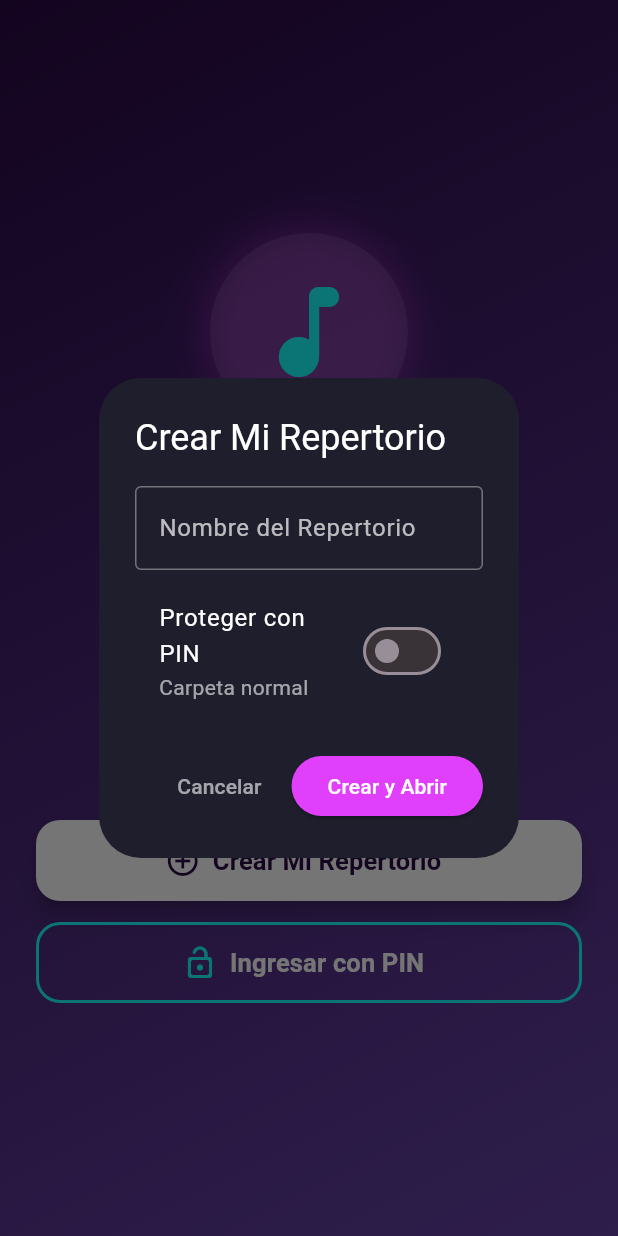
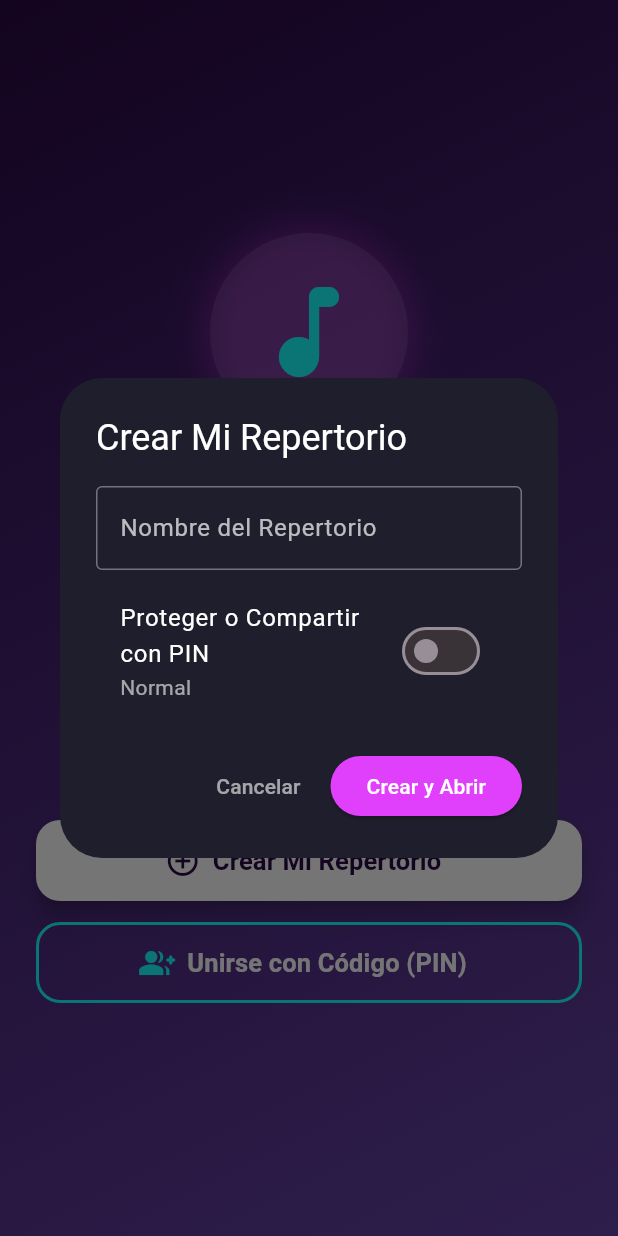
Before and after one commit to Natha-creator/cancionero-app, a Flutter app: the screen it shows after launch, after a tap on "Crear Mi Repertorio", on a phone screen of 412 x 824 dp. Run offline on Flutter 3.47's test engine with Material 3 defaults, Android fonts, the phone set to English and light mode, and no system bars; our stand-ins replace shared_preferences.

Commit message:
Update main.dart
actualizacion

```diff
--- a/lib/main.dart
+++ b/lib/main.dart
@@ -124,6 +124,7 @@ class _PortadaPantallaState extends State<PortadaPantalla> {
     final prefs = await SharedPreferences.getInstance();
     final String? datosMis = prefs.getString('mis_repertorios_creados');
     final String? datosUnidos = prefs.getString('repertorios_unidos');
+    final List<String>? desbloqueadosList = prefs.getStringList('repertorios_desbloqueados_ids');
 
     setState(() {
       if (datosMis != null) {
@@ -133,6 +134,9 @@ class _PortadaPantallaState extends State<PortadaPantalla> {
       if (datosUnidos != null) {
         final List<dynamic> lista = jsonDecode(datosUnidos);
         repertoriosUnidos = lista.map((i) => Repertorio.fromJson(i)).toList();
+      }
+      if (desbloqueadosList != null) {
+        _repertoriosDesbloqueados.addAll(desbloqueadosList);
       }
     });
   }
@@ -146,6 +150,10 @@ class _PortadaPantallaState extends State<PortadaPantalla> {
     await prefs.setString(
       'repertorios_unidos',
       jsonEncode(repertoriosUnidos.map((r) => r.toJson()).toList()),
+    );
+    await prefs.setStringList(
+      'repertorios_desbloqueados_ids',
+      _repertoriosDesbloqueados.toList(),
     );
   }
 
@@ -178,10 +186,10 @@ class _PortadaPantallaState extends State<PortadaPantalla> {
                 ),
                 const SizedBox(height: 12),
                 SwitchListTile(
-                  title: const Text('Proteger con PIN',
+                  title: const Text('Proteger o Compartir con PIN',
                       style: TextStyle(color: Colors.white)),
                   subtitle: Text(
-                      esPrivada ? 'Carpeta protegida' : 'Carpeta normal',
+                      esPrivada ? 'Protegido / Compartible' : 'Normal',
                       style: const TextStyle(color: Colors.white60)),
                   value: esPrivada,
                   activeColor: Colors.purpleAccent,
@@ -195,7 +203,7 @@ class _PortadaPantallaState extends State<PortadaPantalla> {
                     obscureText: true,
                     style: const TextStyle(color: Colors.white),
                     decoration: const InputDecoration(
-                      labelText: 'PIN de 4 dígitos',
+                      labelText: 'PIN de 4 dígitos (Código)',
                       labelStyle: TextStyle(color: Colors.white70),
                       border: OutlineInputBorder(),
                       enabledBorder: OutlineInputBorder(
@@ -207,8 +215,8 @@ class _PortadaPantallaState extends State<PortadaPantalla> {
             actions: [
               TextButton(
                 onPressed: () => Navigator.pop(context),
-                child:
-                    const Text('Cancelar', style: TextStyle(color: Colors.white60)),
+                child: const Text('Cancelar',
+                    style: TextStyle(color: Colors.white60)),
               ),
               ElevatedButton(
                 style: ElevatedButton.styleFrom(
@@ -220,8 +228,9 @@ class _PortadaPantallaState extends State<PortadaPantalla> {
                       id: DateTime.now().millisecondsSinceEpoch.toString(),
                       nombre: nombreCtrl.text,
                       esPrivada: esPrivada,
-                      pinCompartido:
-                          esPrivada && pinCtrl.text.isNotEmpty ? pinCtrl.text : null,
+                      pinCompartido: esPrivada && pinCtrl.text.isNotEmpty
+                          ? pinCtrl.text
+                          : null,
                       esUnido: false,
                     );
                     setState(() {
@@ -250,12 +259,12 @@ class _PortadaPantallaState extends State<PortadaPantalla> {
       context: context,
       builder: (context) => AlertDialog(
         backgroundColor: const Color(0xFF1E1E2C),
-        title: const Text('Ingresar con PIN',
+        title: const Text('Unirse con Código (PIN)',
             style: TextStyle(color: Colors.white)),
         content: Column(
           mainAxisSize: MainAxisSize.min,
           children: [
-            const Text('Ingresa el nombre y PIN del repertorio:',
+            const Text('Ingresa el nombre y el código PIN de la carpeta:',
                 style: TextStyle(color: Colors.white70)),
             const SizedBox(height: 12),
             TextField(
@@ -293,12 +302,13 @@ class _PortadaPantallaState extends State<PortadaPantalla> {
         actions: [
           TextButton(
             onPressed: () => Navigator.pop(context),
-            child:
-                const Text('Cancelar', style: TextStyle(color: Colors.white60)),
+            child: const Text('Cancelar',
+                style: TextStyle(color: Colors.white60)),
           ),
           ElevatedButton(
             style: ElevatedButton.styleFrom(
-                backgroundColor: Colors.cyanAccent, foregroundColor: Colors.black),
+                backgroundColor: Colors.cyanAccent,
+                foregroundColor: Colors.black),
             onPressed: () {
               final pinIngresado = pinCtrl.text.trim();
               final nombreIngresado = nombreCtrl.text.trim();
@@ -312,6 +322,7 @@ class _PortadaPantallaState extends State<PortadaPantalla> {
                 }
                 if (repertorioEncontrado != null) {
                   _repertoriosDesbloqueados.add(repertorioEncontrado.id);
+                  _guardarDatos();
                   Navigator.pop(context);
                   _irAPantallaRepertorios(esUnidos: true);
                 } else {
@@ -352,7 +363,7 @@ class _PortadaPantallaState extends State<PortadaPantalla> {
         ),
       ),
     );
-    setState(() {});
+    setState({});
   }
 
   @override
@@ -436,9 +447,9 @@ class _PortadaPantallaState extends State<PortadaPantalla> {
                           borderRadius: BorderRadius.circular(16)),
                     ),
                     onPressed: _unirseConPinModal,
-                    icon: const Icon(Icons.lock_open_rounded,
+                    icon: const Icon(Icons.group_add_rounded,
                         size: 24, color: Colors.cyanAccent),
-                    label: const Text('Ingresar con PIN',
+                    label: const Text('Unirse con Código (PIN)',
                         style: TextStyle(
                             fontSize: 17, fontWeight: FontWeight.bold)),
                   ),
@@ -523,7 +534,6 @@ class ListaRepertoriosPantalla extends StatefulWidget {
 
 class _ListaRepertoriosPantallaState extends State<ListaRepertoriosPantalla> {
   void _verificarPinYAbrir(Repertorio rep) {
-    // Si ya fue desbloqueado en esta sesión, abre directo sin pedir PIN de nuevo
     if (widget.repertoriosDesbloqueados.contains(rep.id)) {
       _abrirDetalleCarpeta(rep);
       return;
@@ -537,7 +547,7 @@ class _ListaRepertoriosPantallaState extends State<ListaRepertoriosPantalla> {
         context: context,
         builder: (context) => AlertDialog(
           backgroundColor: const Color(0xFF1E1E2C),
-          title: const Text('Acceso Protegido',
+          title: const Text('Acceso con Código PIN',
               style: TextStyle(color: Colors.white)),
           content: TextField(
             controller: pinCtrl,
@@ -546,7 +556,7 @@ class _ListaRepertoriosPantallaState extends State<ListaRepertoriosPantalla> {
             maxLength: 4,
             style: const TextStyle(color: Colors.white),
             decoration: const InputDecoration(
-              labelText: 'Ingrese PIN para acceder',
+              labelText: 'Ingrese el PIN de la carpeta',
               labelStyle: TextStyle(color: Colors.white70),
               border: OutlineInputBorder(),
               enabledBorder: OutlineInputBorder(
@@ -556,8 +566,8 @@ class _ListaRepertoriosPantallaState extends State<ListaRepertoriosPantalla> {
           actions: [
             TextButton(
               onPressed: () => Navigator.pop(context),
-              child:
-                  const Text('Cancelar', style: TextStyle(color: Colors.white60)),
+              child: const Text('Cancelar',
+                  style: TextStyle(color: Colors.white60)),
             ),
             ElevatedButton(
               style: ElevatedButton.styleFrom(
@@ -566,6 +576,7 @@ class _ListaRepertoriosPantallaState extends State<ListaRepertoriosPantalla> {
               onPressed: () {
                 if (pinCtrl.text.trim() == rep.pinCompartido) {
                   widget.repertoriosDesbloqueados.add(rep.id);
+                  widget.onGuardarCambios(); // Guarda permanentemente el desbloqueo
                   Navigator.pop(context);
                   _abrirDetalleCarpeta(rep);
                 } else {
@@ -583,6 +594,7 @@ class _ListaRepertoriosPantallaState extends State<ListaRepertoriosPantalla> {
       );
     } else {
       widget.repertoriosDesbloqueados.add(rep.id);
+      widget.onGuardarCambios();
       _abrirDetalleCarpeta(rep);
     }
   }
@@ -600,7 +612,7 @@ class _ListaRepertoriosPantallaState extends State<ListaRepertoriosPantalla> {
         ),
       ),
     );
-    setState(() {});
+    setState({});
   }
 
   @override
@@ -636,12 +648,12 @@ class _ListaRepertoriosPantallaState extends State<ListaRepertoriosPantalla> {
                         const EdgeInsets.symmetric(horizontal: 16, vertical: 8),
                     leading: CircleAvatar(
                       backgroundColor: rep.esPrivada
-                          ? Colors.amber.withOpacity(0.2)
+                          ? Colors.cyanAccent.withOpacity(0.2)
                           : Colors.purple.withOpacity(0.2),
                       child: Icon(
-                        rep.esPrivada ? Icons.lock : Icons.folder,
+                        rep.esPrivada ? Icons.vpn_key : Icons.folder,
                         color: rep.esPrivada
-                            ? Colors.amberAccent
+                            ? Colors.cyanAccent
                             : Colors.purpleAccent,
                       ),
                     ),
@@ -653,9 +665,9 @@ class _ListaRepertoriosPantallaState extends State<ListaRepertoriosPantalla> {
                           color: Colors.white),
                     ),
                     subtitle: Text(
-                      rep.esPrivada
-                          ? 'Protegido con PIN • ${rep.canciones.length} canciones'
-                          : 'Normal • ${rep.canciones.length} canciones',
+                      rep.esPrivada && rep.pinCompartido != null
+                          ? 'Código PIN: ${rep.pinCompartido} • ${rep.canciones.length} canciones'
+                          : 'Carpeta normal • ${rep.canciones.length} canciones',
                       style: const TextStyle(color: Colors.white60),
                     ),
                     trailing: IconButton(
@@ -700,7 +712,8 @@ class _DetalleRepertorioPantallaState extends State<DetalleRepertorioPantalla> {
   String _filtroBusqueda = '';
 
   void _modalAgregarEditarCancion({Cancion? cancionExistente, int? index}) {
-    final tituloCtrl = TextEditingController(text: cancionExistente?.titulo ?? '');
+    final tituloCtrl =
+        TextEditingController(text: cancionExistente?.titulo ?? '');
     final artistaCtrl =
         TextEditingController(text: cancionExistente?.artista ?? '');
     final letraCtrl = TextEditingController(
@@ -762,8 +775,8 @@ class _DetalleRepertorioPantallaState extends State<DetalleRepertorioPantalla> {
         actions: [
           TextButton(
             onPressed: () => Navigator.pop(context),
-            child:
-                const Text('Cancelar', style: TextStyle(color: Colors.white60)),
+            child: const Text('Cancelar',
+                style: TextStyle(color: Colors.white60)),
           ),
           ElevatedButton(
             style: ElevatedButton.styleFrom(
```
